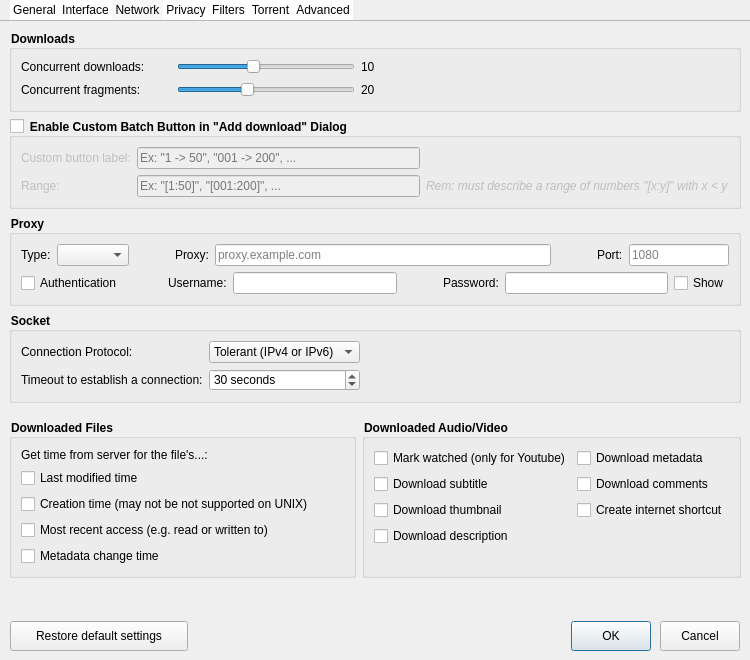
The window that src/dialogs/preferencedialog.ui (setvisible/ArrowDL) describes before a commit, drawn with Qt 5.
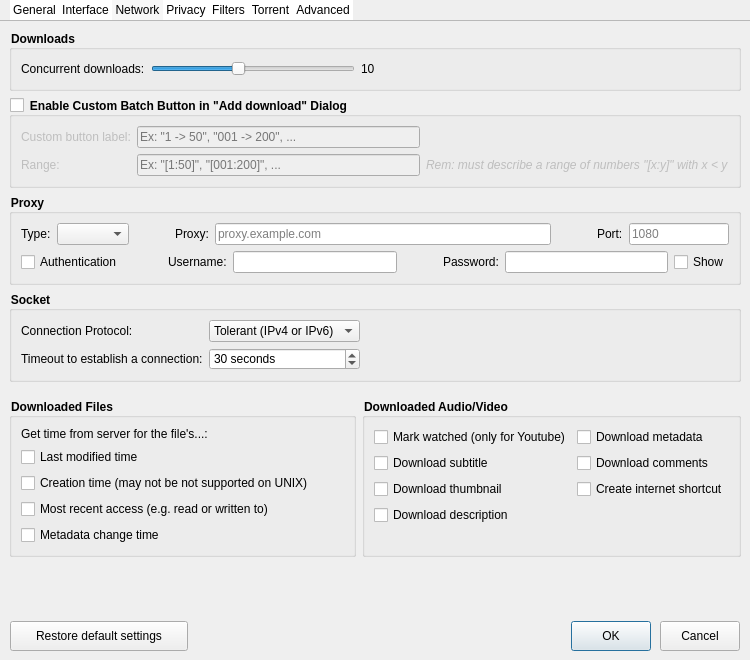
The same window after the commit. The open tabs and pages were chosen to show the change. Icons and pictures are not drawn. Custom widgets are drawn as their Qt base class.

Commit message: Remove concurrent fragment option, because it isn't implemented for files and isn't default for stream

```diff
--- a/src/dialogs/preferencedialog.ui
+++ b/src/dialogs/preferencedialog.ui
@@ -421,100 +421,36 @@
          <layout class="QHBoxLayout" name="horizontalLayout_5">
           <item>
            <layout class="QGridLayout" name="gridLayout_2">
-            <item row="0" column="0">
-             <widget class="QLabel" name="maxSimultaneousDownloadLabel">
-              <property name="text">
-               <string>Concurrent downloads:</string>
-              </property>
-             </widget>
-            </item>
-            <item row="1" column="0">
-             <widget class="QLabel" name="concurrentFragmentLabel">
-              <property name="text">
-               <string>Concurrent fragments:</string>
-              </property>
-             </widget>
-            </item>
             <item row="0" column="2">
-             <widget class="QSlider" name="maxSimultaneousDownloadSlider">
-              <property name="minimum">
-               <number>1</number>
-              </property>
-              <property name="maximum">
-               <number>20</number>
-              </property>
-              <property name="pageStep">
-               <number>1</number>
-              </property>
-              <property name="value">
-               <number>9</number>
-              </property>
-              <property name="orientation">
-               <enum>Qt::Horizontal</enum>
-              </property>
-             </widget>
-            </item>
-            <item row="0" column="3">
              <widget class="QLabel" name="maxSimultaneousDownloadValue">
               <property name="text">
                <string notr="true">10</string>
               </property>
              </widget>
             </item>
-            <item row="1" column="1">
-             <widget class="QLabel" name="concurrentFragmentHelp">
-              <property name="minimumSize">
-               <size>
-                <width>20</width>
-                <height>20</height>
-               </size>
-              </property>
-              <property name="maximumSize">
-               <size>
-                <width>20</width>
-                <height>20</height>
-               </size>
-              </property>
-              <property name="cursor">
-               <cursorShape>WhatsThisCursor</cursorShape>
-              </property>
-              <property name="text">
-               <string notr="true"/>
-              </property>
-              <property name="pixmap">
-               <pixmap resource="../resources.qrc">:/resources/icons/default/scalable/actions/help.svg</pixmap>
-              </property>
-              <property name="scaledContents">
-               <bool>true</bool>
-              </property>
-              <property name="margin">
-               <number>2</number>
-              </property>
-             </widget>
-            </item>
-            <item row="1" column="2">
-             <widget class="QSlider" name="concurrentFragmentSlider">
+            <item row="0" column="1">
+             <widget class="QSlider" name="maxSimultaneousDownloadSlider">
               <property name="minimum">
                <number>1</number>
               </property>
               <property name="maximum">
-               <number>50</number>
+               <number>20</number>
               </property>
               <property name="pageStep">
-               <number>5</number>
+               <number>1</number>
               </property>
               <property name="value">
-               <number>20</number>
+               <number>9</number>
               </property>
               <property name="orientation">
                <enum>Qt::Horizontal</enum>
               </property>
              </widget>
             </item>
-            <item row="1" column="3">
-             <widget class="QLabel" name="concurrentFragmentValue">
+            <item row="0" column="0">
+             <widget class="QLabel" name="maxSimultaneousDownloadLabel">
               <property name="text">
-               <string>20</string>
+               <string>Concurrent downloads:</string>
               </property>
              </widget>
             </item>
```
The commit also changes 8 other files.
